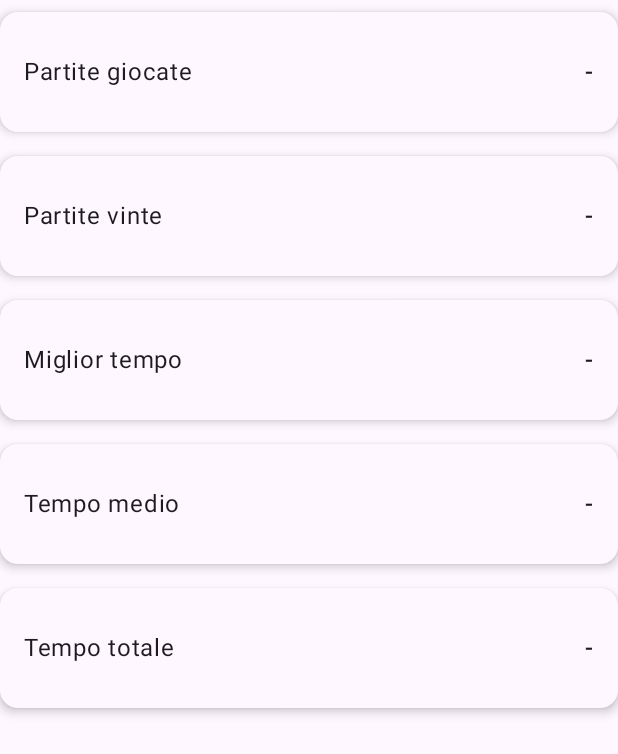
After one commit to gianlucaquaranta/Sudoku-RunTeam, an Android app built with Jetpack Compose: the composable DifficultyStatsSection shown on its own in the app's theme, on a phone screen of 412 x 824 dp. The commit adds this screen. Shown: the top 754 px of the screen. Run offline under Robolectric (Android 15) with nearby library versions, the phone set to English and light mode, and no system bars; libraries missing offline, so code that uses them is left out: it.uniroma2; 1 statement that could not run was skipped.

Commit message:
Commit Smith schermata di statistiche

```diff
--- a/app/src/main/java/it/uniroma2/RunTeam/Sudoku/ui/home/HomeScreen.kt
+++ b/app/src/main/java/it/uniroma2/RunTeam/Sudoku/ui/home/HomeScreen.kt
@@ -23,7 +23,7 @@ import androidx.compose.ui.text.font.FontWeight
 
 
 @Composable
-fun HomeScreen(onPlayClick: () -> Unit) {
+fun HomeScreen(onPlayClick: () -> Unit,onStatisticsClick: () -> Unit) {
     Column(
         modifier = Modifier
             .fillMaxSize()
@@ -48,7 +48,7 @@ fun HomeScreen(onPlayClick: () -> Unit) {
         ResumeButton(onClick = {})
         Spacer(modifier = Modifier.height(12.dp))
 
-        StatisticsButton(onClick = {})
+        StatisticsButton(onClick = onStatisticsClick)
         Spacer(modifier = Modifier.height(12.dp))
 
         SettingsButton(onClick = {})
--- a/app/src/main/java/it/uniroma2/RunTeam/Sudoku/ui/home/components/StatisticsButton.kt
+++ b/app/src/main/java/it/uniroma2/RunTeam/Sudoku/ui/home/components/StatisticsButton.kt
@@ -3,10 +3,11 @@ package it.uniroma2.RunTeam.Sudoku.ui.home.components
 import androidx.compose.material3.*
 import androidx.compose.runtime.Composable
 import androidx.compose.ui.tooling.preview.Preview
+import androidx.navigation.NavController
 
 @Composable
 fun StatisticsButton(onClick: () -> Unit) {
     Button(onClick = onClick) {
-        Text("Statistics")
+        Text("stats")
     }
 }
--- /dev/null
+++ b/app/src/main/java/it/uniroma2/RunTeam/Sudoku/ui/home/statistics/components/DifficultyStatsSection.kt
@@ -0,0 +1,33 @@
+package it.uniroma2.RunTeam.Sudoku.ui.home.statistics.components
+
+import androidx.compose.foundation.layout.Arrangement
+import androidx.compose.foundation.layout.Column
+import androidx.compose.foundation.layout.Spacer
+import androidx.compose.foundation.layout.fillMaxSize
+import androidx.compose.foundation.layout.fillMaxWidth
+import androidx.compose.foundation.layout.height
+import androidx.compose.foundation.layout.padding
+import androidx.compose.material3.MaterialTheme
+import androidx.compose.material3.Tab
+import androidx.compose.material3.TabRow
+import androidx.compose.material3.Text
+import androidx.compose.runtime.Composable
+import androidx.compose.ui.Modifier
+import androidx.compose.ui.unit.dp
+
+@Composable
+fun DifficultyStatsSection() {
+    Column(
+        modifier = Modifier
+            .fillMaxSize()
+            .padding(top = 8.dp),
+        verticalArrangement = Arrangement.spacedBy(16.dp)
+    ) {
+
+        StatCard(label = "Partite giocate", value = "-")
+        StatCard(label = "Partite vinte", value = "-")
+        StatCard(label = "Miglior tempo", value = "-")
+        StatCard(label = "Tempo medio", value = "-")
+        StatCard(label = "Tempo totale", value = "-")
+    }
+}
--- /dev/null
+++ b/app/src/main/java/it/uniroma2/RunTeam/Sudoku/ui/home/statistics/components/StatCard.kt
@@ -0,0 +1,38 @@
+package it.uniroma2.RunTeam.Sudoku.ui.home.statistics.components
+
+import androidx.compose.foundation.layout.Arrangement
+import androidx.compose.foundation.layout.Row
+import androidx.compose.foundation.layout.fillMaxSize
+import androidx.compose.foundation.layout.fillMaxWidth
+import androidx.compose.foundation.layout.height
+import androidx.compose.foundation.layout.padding
+import androidx.compose.material3.Card
+import androidx.compose.material3.CardDefaults
+import androidx.compose.material3.MaterialTheme
+import androidx.compose.material3.Text
+import androidx.compose.runtime.Composable
+import androidx.compose.ui.Alignment
+import androidx.compose.ui.Modifier
+import androidx.compose.ui.unit.dp
+
+@Composable
+fun StatCard(label: String, value: String) {
+    Card(
+        modifier = Modifier
+            .fillMaxWidth()
+            .height(80.dp),
+        elevation = CardDefaults.cardElevation(defaultElevation = 4.dp),
+        colors = CardDefaults.cardColors(containerColor = MaterialTheme.colorScheme.surface)
+    ) {
+        Row(
+            modifier = Modifier
+                .fillMaxSize()
+                .padding(horizontal = 16.dp),
+            verticalAlignment = Alignment.CenterVertically,
+            horizontalArrangement = Arrangement.SpaceBetween
+        ) {
+            Text(text = label, style = MaterialTheme.typography.bodyLarge)
+            Text(text = value, style = MaterialTheme.typography.titleMedium)
+        }
+    }
+}
```
Also changed, not shown: app/src/main/java/it/uniroma2/RunTeam/Sudoku/navigation/SudokuNavHost.kt (+7 -1 lines), app/src/main/java/it/uniroma2/RunTeam/Sudoku/ui/home/statistics/StatisticsScreen.kt (added, +63 -0 lines), app/src/main/java/it/uniroma2/RunTeam/Sudoku/ui/home/statistics/components/BackButton.kt (added, +17 -0 lines), app/src/main/java/it/uniroma2/RunTeam/Sudoku/ui/home/statistics/components/DifficultyTabs.kt (added, +25 -0 lines).
